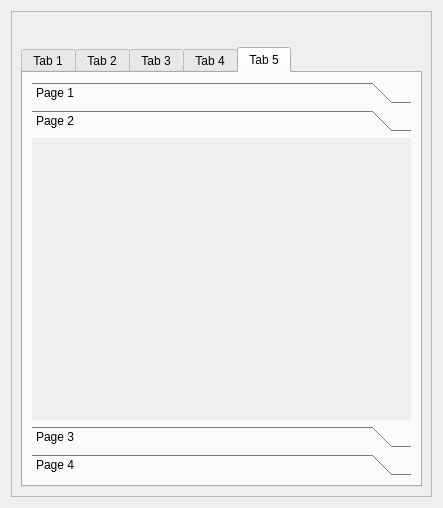
RinatB2017/mega_GIT, file Qt/my_programm/_For_tests/src/for_tests_mainbox/src/ui/for_tests_mainbox.ui: the form before one commit.
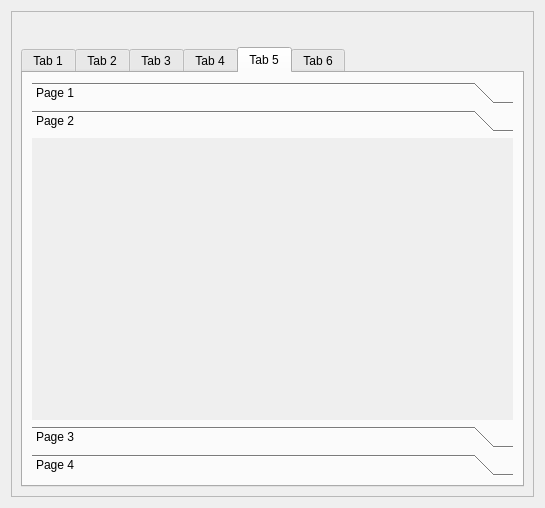
The form after the commit. The open tabs and pages were chosen to show the change. Icons and pictures are not drawn. Custom widgets are drawn as their Qt base class.

Diff of the .ui file:
```diff
--- a/Qt/my_programm/_For_tests/src/for_tests_mainbox/src/ui/for_tests_mainbox.ui
+++ b/Qt/my_programm/_For_tests/src/for_tests_mainbox/src/ui/for_tests_mainbox.ui
@@ -6,7 +6,7 @@
    <rect>
     <x>0</x>
     <y>0</y>
-    <width>443</width>
+    <width>545</width>
     <height>508</height>
    </rect>
   </property>
@@ -342,8 +342,8 @@
               <rect>
                <x>0</x>
                <y>0</y>
-               <width>100</width>
-               <height>30</height>
+               <width>96</width>
+               <height>26</height>
               </rect>
              </property>
              <attribute name="icon">
@@ -384,6 +384,16 @@
           </item>
          </layout>
         </widget>
+        <widget class="QWidget" name="tab_6">
+         <attribute name="title">
+          <string>Tab 6</string>
+         </attribute>
+         <layout class="QVBoxLayout" name="verticalLayout_8">
+          <item>
+           <widget class="QTreeView" name="tree"/>
+          </item>
+         </layout>
+        </widget>
        </widget>
       </item>
      </layout>
```
Left out of the diff: 12 changed lines with no effect on the pictures.
